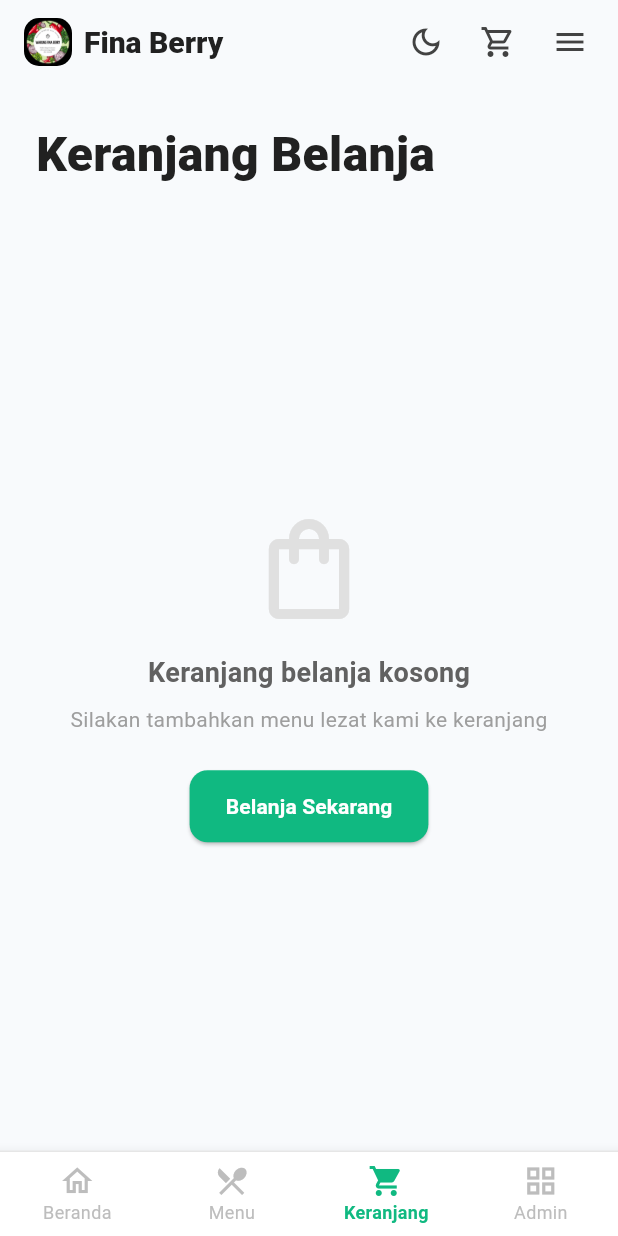
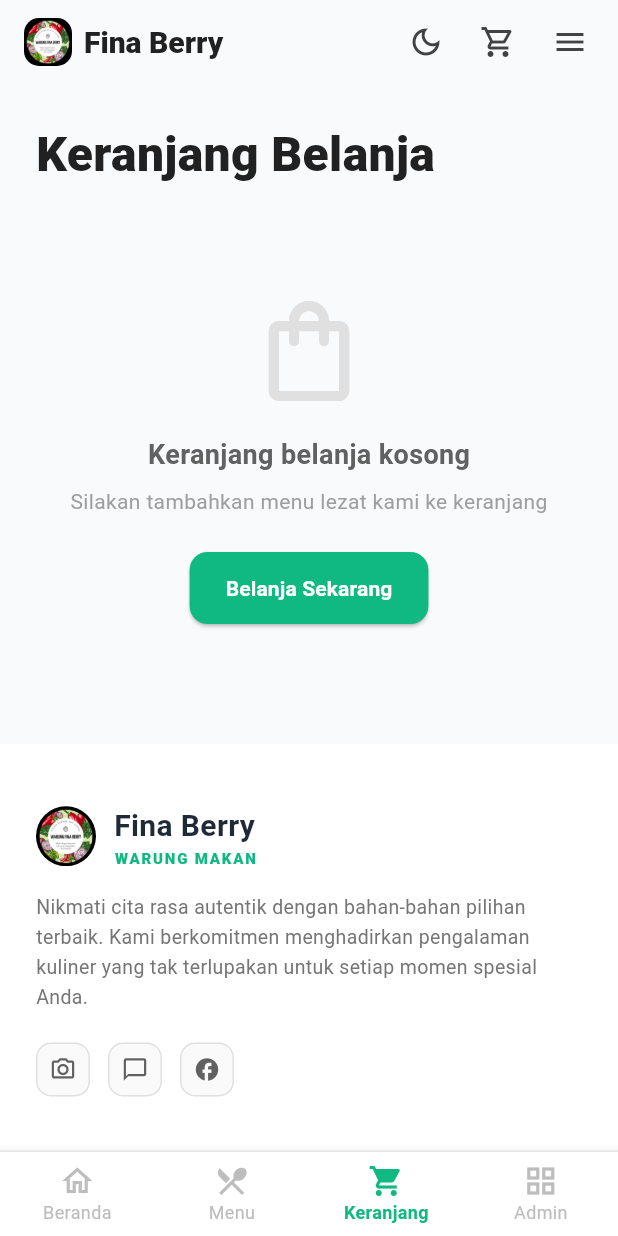
Before and after one commit to aismaaa/fina_berry, a Flutter app: the screen it shows after launch, after a tap on "Pesan Sekarang", after a tap on the "light mode" icon, after a tap on the "shopping cart" icon, on a phone screen of 412 x 824 dp. Run offline on Flutter 3.47's test engine with Material 3 defaults, Android fonts, the phone set to English and light mode, and no system bars; our stand-ins replace image_picker; network calls fail; Roboto replaces fonts that are missing (Montserrat).

Commit message:
closes #5 Keranjang

```diff
--- a/lib/pages/keranjang_page.dart
+++ b/lib/pages/keranjang_page.dart
@@ -27,7 +27,9 @@ class KeranjangPage extends StatelessWidget {
           )}';
     }
 
-    return Column(
+    return SingleChildScrollView(
+      physics: const BouncingScrollPhysics(),
+      child: Column(
         crossAxisAlignment: CrossAxisAlignment.start,
         children: [
         Padding(
@@ -44,17 +46,15 @@ class KeranjangPage extends StatelessWidget {
         ),
 
         // Cart items list
-        Expanded(
-          child: cartItems.isEmpty
-              ? _buildEmptyState(context, isDark)
-              : ListView.builder(
-                  physics: const BouncingScrollPhysics(),
+        if (cartItems.isEmpty)
+          _buildEmptyState(context, isDark)
+        else
+          ListView.builder(
+            physics: const NeverScrollableScrollPhysics(),
+            shrinkWrap: true,
             padding: const EdgeInsets.only(top: 16.0),
-                  itemCount: cartItems.length + 1,
+            itemCount: cartItems.length,
             itemBuilder: (context, index) {
-                    if (index == cartItems.length) {
-                      return const FooterWidget();
-                    }
               final cartItem = cartItems[index];
               final item = cartItem.item;
 
@@ -186,7 +186,6 @@ class KeranjangPage extends StatelessWidget {
                     );
                   },
                 ),
-        ),
 
         // Order Summary Section
         if (cartItems.isNotEmpty)
@@ -300,12 +299,18 @@ class KeranjangPage extends StatelessWidget {
               ],
             ),
           ),
+
+        const SizedBox(height: 20),
+        const FooterWidget(),
       ],
+      ),
     );
   }
 
   Widget _buildEmptyState(BuildContext context, bool isDark) {
-    return Center(
+    return Padding(
+      padding: const EdgeInsets.symmetric(vertical: 60.0),
+      child: Center(
         child: Column(
           mainAxisAlignment: MainAxisAlignment.center,
         children: [
@@ -349,6 +354,7 @@ class KeranjangPage extends StatelessWidget {
             ),
           ),
         ],
+      ),
       ),
     );
   }
--- a/lib/pages/menu_page.dart
+++ b/lib/pages/menu_page.dart
@@ -26,7 +26,9 @@ class _MenuPageState extends State<MenuPage> {
       return item.category == _selectedCategory;
     }).toList();
 
-    return Column(
+    return SingleChildScrollView(
+      physics: const BouncingScrollPhysics(),
+      child: Column(
         crossAxisAlignment: CrossAxisAlignment.start,
         children: [
         Padding(
@@ -98,24 +100,25 @@ class _MenuPageState extends State<MenuPage> {
         ),
 
         // Menu items grid/list
-        Expanded(
-          child: filteredItems.isEmpty
-              ? Center(
+        if (filteredItems.isEmpty)
+          Center(
+            child: Padding(
+              padding: const EdgeInsets.symmetric(vertical: 40.0),
               child: Text(
                 'Tidak ada item menu',
                 style: TextStyle(
                   color: isDark ? Colors.grey[400] : Colors.grey[600],
                 ),
               ),
+            ),
           )
-              : ListView.builder(
-                  physics: const BouncingScrollPhysics(),
+        else
+          ListView.builder(
+            physics: const NeverScrollableScrollPhysics(),
+            shrinkWrap: true,
             padding: const EdgeInsets.only(top: 8.0),
-                  itemCount: filteredItems.length + 1,
+            itemCount: filteredItems.length,
             itemBuilder: (context, index) {
-                    if (index == filteredItems.length) {
-                      return const FooterWidget();
-                    }
               final item = filteredItems[index];
               return Padding(
                 padding: const EdgeInsets.symmetric(horizontal: 24.0),
@@ -123,8 +126,11 @@ class _MenuPageState extends State<MenuPage> {
               );
             },
           ),
+
+        const SizedBox(height: 20),
+        const FooterWidget(),
+      ],
       ),
-      ],
     );
   }
 
--- a/lib/widgets/footer_widget.dart
+++ b/lib/widgets/footer_widget.dart
@@ -71,7 +71,11 @@ class FooterWidget extends StatelessWidget {
                     color: Color(0xFF10B981),
                     shape: BoxShape.circle,
                   ),
-                  child: const Icon(Icons.restaurant, color: Colors.white, size: 24),
+                  child: const Icon(
+                    Icons.restaurant,
+                    color: Colors.white,
+                    size: 24,
+                  ),
                 ),
               ),
             ),
@@ -103,14 +107,24 @@ class FooterWidget extends StatelessWidget {
         const SizedBox(height: 16),
         Text(
           'Nikmati cita rasa autentik dengan bahan-bahan pilihan terbaik. Kami berkomitmen menghadirkan pengalaman kuliner yang tak terlupakan untuk setiap momen spesial Anda.',
-          style: TextStyle(color: isDark ? Colors.grey[400] : Colors.grey[600], fontSize: 13, height: 1.5),
+          style: TextStyle(
+            color: isDark ? Colors.grey[400] : Colors.grey[600],
+            fontSize: 13,
+            height: 1.5,
+          ),
         ),
         const SizedBox(height: 20),
         Row(
           children: [
-            _buildSocialIcon(Icons.camera_alt_outlined, isDark), // Instagram placeholder
+            _buildSocialIcon(
+              Icons.camera_alt_outlined,
+              isDark,
+            ), // Instagram placeholder
             const SizedBox(width: 12),
-            _buildSocialIcon(Icons.chat_bubble_outline, isDark), // WhatsApp placeholder
+            _buildSocialIcon(
+              Icons.chat_bubble_outline,
+              isDark,
+            ), // WhatsApp placeholder
             const SizedBox(width: 12),
             _buildSocialIcon(Icons.facebook_outlined, isDark),
           ],
@@ -125,9 +139,15 @@ class FooterWidget extends StatelessWidget {
       decoration: BoxDecoration(
         color: isDark ? const Color(0xFF161F30) : Colors.grey[50],
         borderRadius: BorderRadius.circular(10),
-        border: Border.all(color: isDark ? Colors.grey[800]! : Colors.grey[300]!),
+        border: Border.all(
+          color: isDark ? Colors.grey[800]! : Colors.grey[300]!,
+        ),
       ),
-      child: Icon(icon, color: isDark ? Colors.grey[400] : Colors.grey[700], size: 18),
+      child: Icon(
+        icon,
+        color: isDark ? Colors.grey[400] : Colors.grey[700],
+        size: 18,
+      ),
     );
   }
 
@@ -188,7 +208,11 @@ class FooterWidget extends StatelessWidget {
         const SizedBox(height: 16),
         _buildContactItem(Icons.phone_outlined, '+62 812-3456-7890', isDark),
         const SizedBox(height: 16),
-        _buildContactItem(Icons.access_time_outlined, 'Setiap Hari · 08.00 - 22.00', isDark),
+        _buildContactItem(
+          Icons.access_time_outlined,
+          'Setiap Hari · 08.00 - 22.00',
+          isDark,
+        ),
       ],
     );
   }
@@ -209,7 +233,11 @@ class FooterWidget extends StatelessWidget {
         Expanded(
           child: Text(
             text,
-            style: TextStyle(color: isDark ? Colors.grey[400] : Colors.grey[600], fontSize: 13, height: 1.5),
+            style: TextStyle(
+              color: isDark ? Colors.grey[400] : Colors.grey[600],
+              fontSize: 13,
+              height: 1.5,
+            ),
           ),
         ),
       ],
@@ -226,10 +254,7 @@ class FooterWidget extends StatelessWidget {
             if (constraints.maxWidth > 500) {
               return Row(
                 mainAxisAlignment: MainAxisAlignment.spaceBetween,
-                children: [
-                  _buildCopyright(isDark),
-                  _buildMadeWithLove(isDark),
-                ],
+                children: [_buildCopyright(isDark), _buildMadeWithLove(isDark)],
               );
             } else {
               return Column(
@@ -249,12 +274,18 @@ class FooterWidget extends StatelessWidget {
   Widget _buildCopyright(bool isDark) {
     return RichText(
       text: TextSpan(
-        style: TextStyle(color: isDark ? Colors.grey[500] : Colors.grey[600], fontSize: 12),
+        style: TextStyle(
+          color: isDark ? Colors.grey[500] : Colors.grey[600],
+          fontSize: 12,
+        ),
         children: const [
           TextSpan(text: '© 2026 '),
           TextSpan(
             text: 'Warung Fina Berry',
-            style: TextStyle(color: Color(0xFF10B981), fontWeight: FontWeight.bold),
+            style: TextStyle(
+              color: Color(0xFF10B981),
+              fontWeight: FontWeight.bold,
+            ),
           ),
           TextSpan(text: '. Semua hak cipta dilindungi.'),
         ],
@@ -270,7 +301,10 @@ class FooterWidget extends StatelessWidget {
         const SizedBox(width: 6),
         Text(
           'Dibuat dengan cinta untuk pelanggan kami',
-          style: TextStyle(color: isDark ? Colors.grey[500] : Colors.grey[600], fontSize: 12),
+          style: TextStyle(
+            color: isDark ? Colors.grey[500] : Colors.grey[600],
+            fontSize: 12,
+          ),
         ),
       ],
     );
```
Lines whose indentation alone changed are shown as unchanged.
